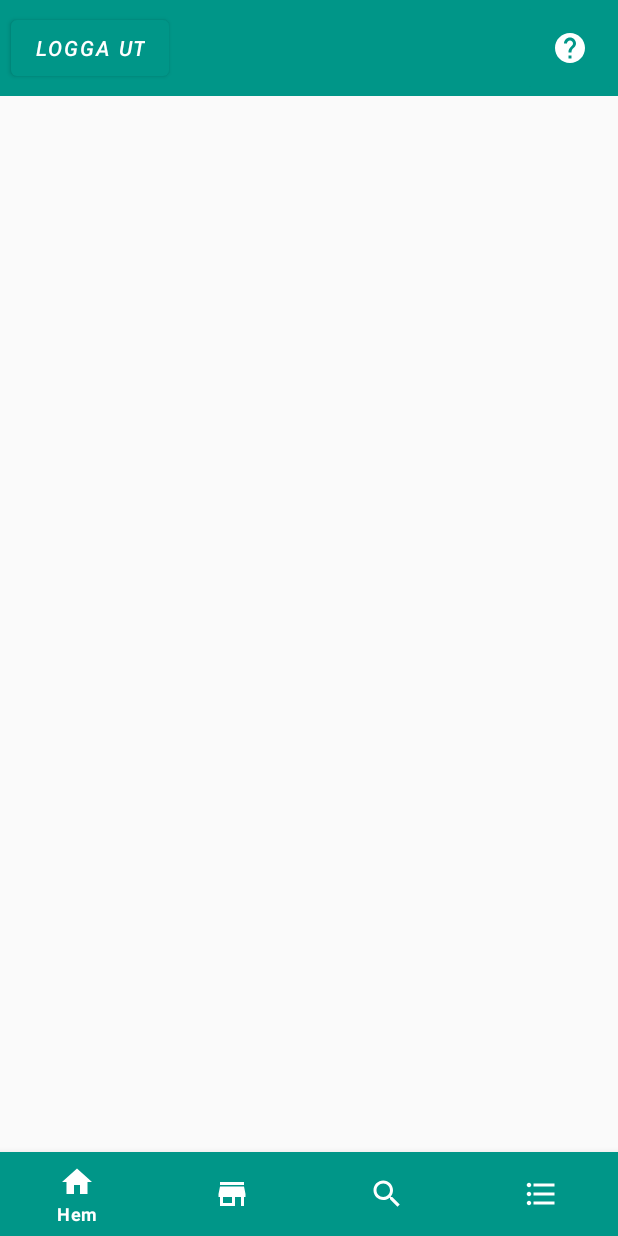
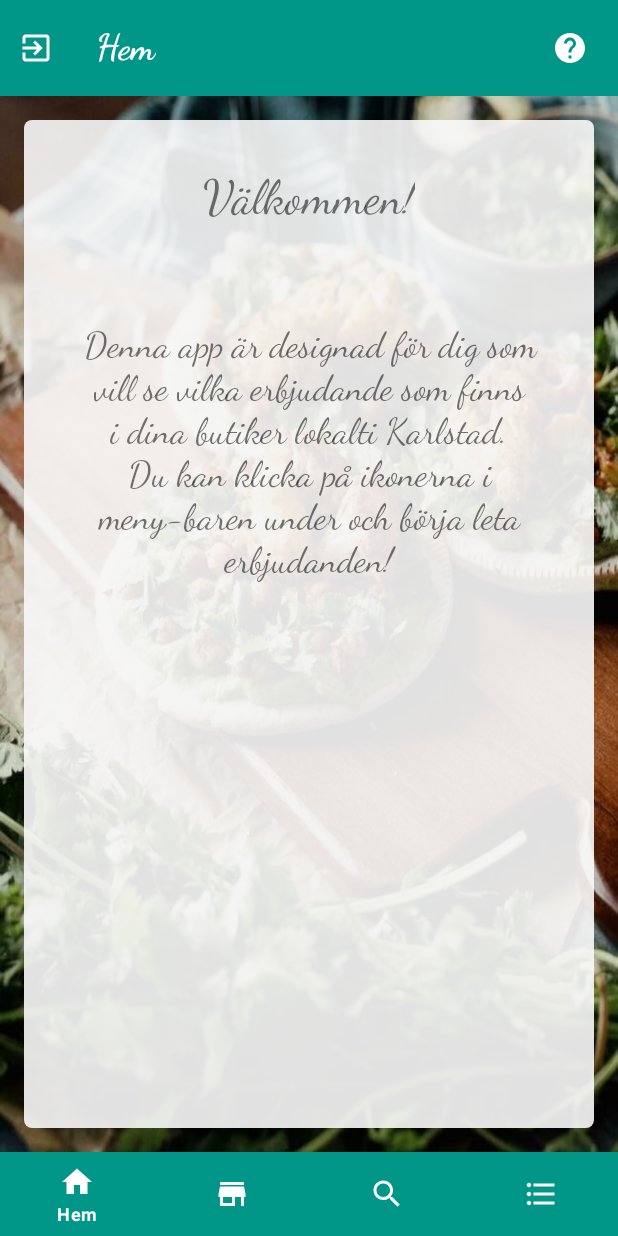
Before and after one commit to LuaySB/App, an Android app: the screen it shows after launch once a user with an empty profile is signed in (MainActivity), on a phone screen of 412 x 824 dp. Run offline under Robolectric (Android 15) with nearby library versions, the phone set to English and light mode, and no system bars; our stand-ins replace Firebase (no records; nobody signed in at launch, a user with empty details on screens opened directly).

Commit message:
Gjorde hemsidan mer trevlig

```diff
--- a/app/src/main/java/com/example/notespro/HomeFragment.java
+++ b/app/src/main/java/com/example/notespro/HomeFragment.java
@@ -13,40 +13,23 @@ import android.widget.ImageButton;
 
 import com.google.firebase.auth.FirebaseAuth;
 
-/**
- * A simple {@link Fragment} subclass.
- * Use the {@link HomeFragment#newInstance} factory method to
- * create an instance of this fragment.
- */
 public class HomeFragment extends Fragment implements View.OnClickListener {
 
-    // TODO: Rename parameter arguments, choose names that match
     // the fragment initialization parameters, e.g. ARG_ITEM_NUMBER
     private static final String ARG_PARAM1 = "param1";
     private static final String ARG_PARAM2 = "param2";
 
-    // TODO: Rename and change types of parameters
     private String mParam1;
     private String mParam2;
 
     FirebaseAuth mAuth;
-    Button logOutButton;
-    ImageButton menuBtn;
+    ImageButton logOutButton, menuBtn;
 
 
     public HomeFragment() {
         // Required empty public constructor
     }
 
-    /**
-     * Use this factory method to create a new instance of
-     * this fragment using the provided parameters.
-     *
-     * @param param1 Parameter 1.
-     * @param param2 Parameter 2.
-     * @return A new instance of fragment HomeFragment.
-     */
-    // TODO: Rename and change types and number of parameters
     public static HomeFragment newInstance(String param1, String param2) {
         HomeFragment fragment = new HomeFragment();
         Bundle args = new Bundle();
--- /dev/null
+++ b/app/src/main/res/drawable/ic_baseline_arrow_back_24.xml
@@ -0,0 +1,5 @@
+<vector android:autoMirrored="true" android:height="32dp"
+    android:tint="@color/white" android:viewportHeight="24"
+    android:viewportWidth="24" android:width="32dp" xmlns:android="http://schemas.android.com/apk/res/android">
+    <path android:fillColor="@android:color/white" android:pathData="M20,11H7.83l5.59,-5.59L12,4l-8,8 8,8 1.41,-1.41L7.83,13H20v-2z"/>
+</vector>
--- /dev/null
+++ b/app/src/main/res/drawable/ic_baseline_exit_to_app_24.xml
@@ -0,0 +1,5 @@
+<vector android:autoMirrored="true" android:height="24dp"
+    android:tint="#000000" android:viewportHeight="24"
+    android:viewportWidth="24" android:width="24dp" xmlns:android="http://schemas.android.com/apk/res/android">
+    <path android:fillColor="@android:color/white" android:pathData="M10.09,15.59L11.5,17l5,-5 -5,-5 -1.41,1.41L12.67,11H3v2h9.67l-2.58,2.59zM19,3H5c-1.11,0 -2,0.9 -2,2v4h2V5h14v14H5v-4H3v4c0,1.1 0.89,2 2,2h14c1.1,0 2,-0.9 2,-2V5c0,-1.1 -0.9,-2 -2,-2z"/>
+</vector>
--- a/app/src/main/res/layout/fragment_category.xml
+++ b/app/src/main/res/layout/fragment_category.xml
@@ -100,7 +100,7 @@
                     android:layout_height="wrap_content"
                     android:layout_marginVertical="8dp"
                     android:background="@drawable/custom_button"
-                    android:text="Kategori 6"
+                    android:text="Övrigt"
                     android:textAllCaps="false" />
 
                 <Button
--- a/app/src/main/res/layout/fragment_home.xml
+++ b/app/src/main/res/layout/fragment_home.xml
@@ -4,7 +4,13 @@
     xmlns:app="http://schemas.android.com/apk/res-auto"
     android:layout_width="match_parent"
     android:layout_height="match_parent"
+    android:background="@drawable/food_background"
     tools:context=".HomeFragment">
+
+    <LinearLayout
+        android:layout_width="match_parent"
+        android:layout_height="match_parent"
+        android:orientation="vertical">
 
         <RelativeLayout
             android:layout_width="match_parent"
@@ -12,13 +18,29 @@
             android:background="@color/my_primary"
             android:id="@+id/home_activity_top_layout">
 
-        <Button
+
+            <ImageButton
                 android:id="@+id/logOutBtn"
                 android:layout_width="wrap_content"
-            android:layout_height="match_parent"
-            android:layout_margin="7dp"
-            android:text="Logga ut"
-            android:textStyle="italic"/>
+                android:layout_height="wrap_content"
+                android:src="@drawable/ic_baseline_exit_to_app_24"
+                android:backgroundTint="@color/my_primary"
+                android:layout_alignParentStart="true"
+                android:layout_centerVertical="true"
+                app:tint="@color/white"/>
+
+            <TextView
+                android:layout_width="wrap_content"
+                android:layout_height="wrap_content"
+                android:id="@+id/text_view"
+                android:text="Hem"
+                android:background="@color/my_primary"
+                android:textColor="@color/white"
+                android:textSize="24sp"
+                android:textStyle="bold"
+                android:fontFamily="cursive"
+                android:layout_toRightOf="@+id/logOutBtn"
+                android:padding="16dp"/>
 
             <ImageButton
                 android:layout_width="64dp"
@@ -33,5 +55,41 @@
 
         </RelativeLayout>
 
+        <RelativeLayout
+            android:layout_width="match_parent"
+            android:layout_height="match_parent"
+            android:background="@drawable/rounded_corner_cardbord"
+            android:layout_margin="16dp">
+
+            <LinearLayout
+                android:layout_width="match_parent"
+                android:layout_height="wrap_content"
+                android:orientation="vertical">
+
+                <TextView
+                    android:layout_width="wrap_content"
+                    android:layout_height="wrap_content"
+                    android:layout_gravity="center"
+                    android:padding="32dp"
+                    android:text="Välkommen!"
+                    android:textSize="32sp"
+                    android:fontFamily="cursive"/>
+
+                <TextView
+                    android:layout_width="wrap_content"
+                    android:layout_height="wrap_content"
+                    android:layout_centerHorizontal="true"
+                    android:layout_gravity="center"
+                    android:fontFamily="cursive"
+                    android:padding="32dp"
+                    android:text="Denna app är designad för dig som vill se vilka erbjudande som finns i dina butiker lokalti Karlstad. Du kan klicka på ikonerna i meny-baren under och börja leta erbjudanden!"
+                    android:textAlignment="center"
+                    android:textSize="24sp" />
+
+            </LinearLayout>
+
+        </RelativeLayout>
+
+    </LinearLayout>
 
 </FrameLayout>
```
Lines whose indentation alone changed are shown as unchanged.
